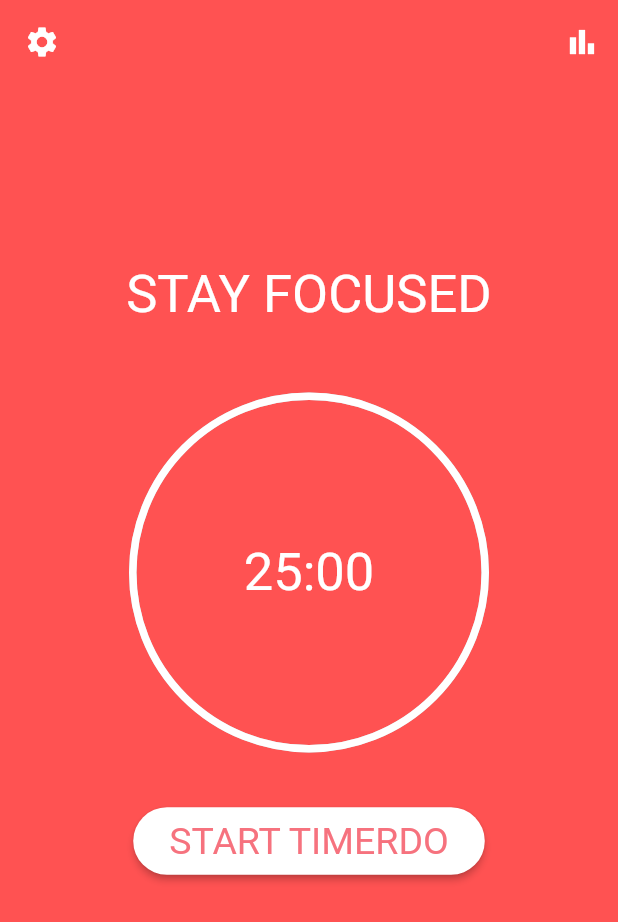
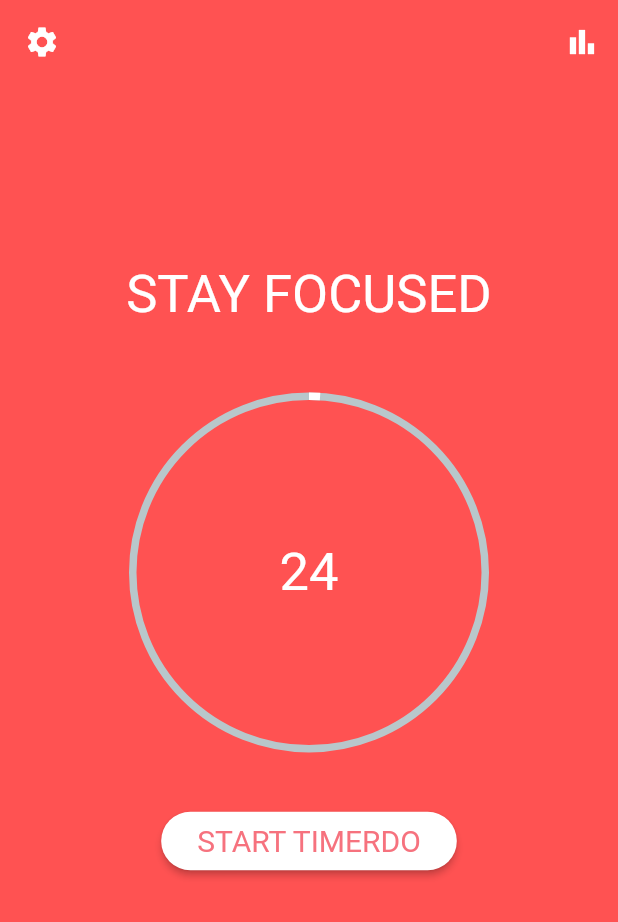
Before and after one commit to Aburafik/TimerDo, a Flutter app: the Home screen opened directly, after a tap on "START TIMERDO", on a phone screen of 412 x 824 dp. Shown: the top 922 px of the screen. Run offline on Flutter 3.47's test engine with Material 2 defaults, Android fonts, the phone set to English and light mode, and no system bars; drawn by our look-alikes of percent_indicator.

Commit message:
Timer added to home screen

```diff
--- a/lib/ui/home.dart
+++ b/lib/ui/home.dart
@@ -1,9 +1,44 @@
+import 'dart:async';
+
 import 'package:flutter/material.dart';
 import 'package:percent_indicator/circular_percent_indicator.dart';
 import 'package:timer_app/apptheme/color_theme.dart';
 
-class Home extends StatelessWidget {
+class Home extends StatefulWidget {
   const Home({Key? key}) : super(key: key);
+
+  @override
+  State<Home> createState() => _HomeState();
+}
+
+class _HomeState extends State<Home> {
+  Timer? _timer;
+  int _start = 25;
+  double counter = 0.0;
+  void startTimer() {
+    const oneSec = const Duration(seconds: 1);
+    _timer = Timer.periodic(
+      oneSec,
+      (Timer timer) {
+        if (_start == 0) {
+          setState(() {
+            timer.cancel();
+          });
+        } else {
+          setState(() {
+            _start--;
+            counter += 0.01;
+          });
+        }
+      },
+    );
+  }
+
+  @override
+  void dispose() {
+    _timer!.cancel();
+    super.dispose();
+  }
 
   @override
   Widget build(BuildContext context) {
@@ -11,46 +46,52 @@ class Home extends StatelessWidget {
       appBar: AppBar(
           leading: IconButton(
             onPressed: () {},
-            icon: Icon(
+            icon: const Icon(
               Icons.settings,
             ),
           ),
-          actions: [IconButton(onPressed: () {}, icon: Icon(Icons.bar_chart))]),
+          actions: [
+            IconButton(onPressed: () {}, icon: const Icon(Icons.bar_chart))
+          ]),
       body: Center(
         child: Column(
           crossAxisAlignment: CrossAxisAlignment.center,
           children: [
-            Spacer(),
-            Text("STAY FOCUSED"),
-            SizedBox(
+            const Spacer(),
+            Text(
+              "STAY FOCUSED",
+            ),
+            const SizedBox(
               height: 25,
             ),
             Padding(
-              padding: EdgeInsets.symmetric(vertical: 20),
-              child: new CircularPercentIndicator(
+              padding: const EdgeInsets.symmetric(vertical: 20),
+              child: CircularPercentIndicator(
                 radius: 120.0,
                 lineWidth: 5.0,
-                percent: 1.0,
-                center: Text("25:00"),
+                percent: counter,
+                center: Text("$_start"),
                 progressColor: ColorTheme.whiteColor,
               ),
             ),
-            SizedBox(
+            const SizedBox(
               height: 15,
             ),
             Padding(
-              padding: EdgeInsets.symmetric(horizontal: 20),
+              padding: const EdgeInsets.symmetric(horizontal: 20),
               child: MaterialButton(
                 shape: RoundedRectangleBorder(
                     borderRadius: BorderRadius.circular(25)),
                 color: ColorTheme.whiteColor,
-                onPressed: () {},
+                onPressed: () {
+                  startTimer();
+                },
                 child: Padding(
                   padding: const EdgeInsets.all(8.0),
                   child: Text(
                     "START TIMERDO",
                     style: Theme.of(context).textTheme.bodyText2!.copyWith(
-                        color: ColorTheme.buttonTextColor, fontSize: 25),
+                        color: ColorTheme.buttonTextColor, fontSize: 20),
                   ),
                 ),
               ),
```
